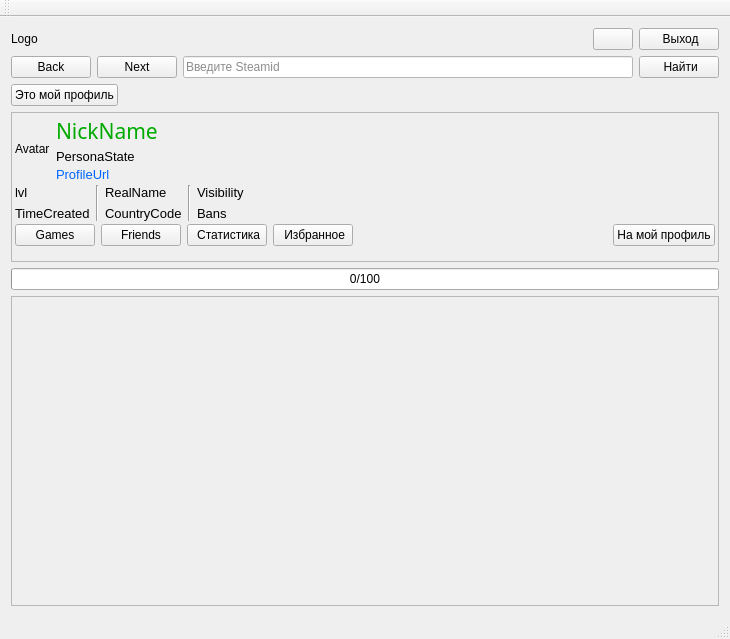
Above: AraSteamManager/mainwindow.ui from Arankir/AraSteamManager before the change. Below: the same form after it.
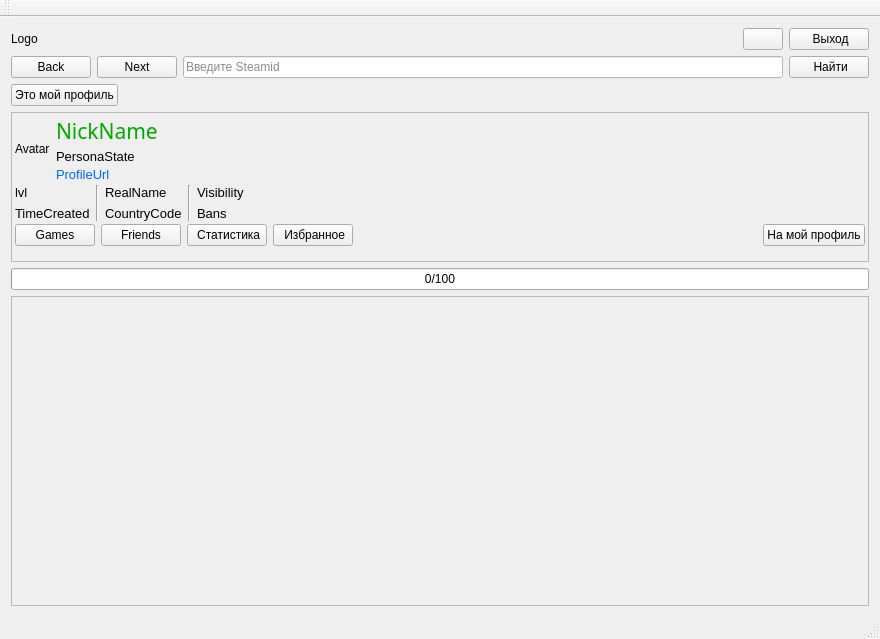
That is the form after the change.

```diff
--- a/AraSteamManager/mainwindow.ui
+++ b/AraSteamManager/mainwindow.ui
@@ -6,7 +6,7 @@
    <rect>
     <x>0</x>
     <y>0</y>
-    <width>730</width>
+    <width>880</width>
     <height>639</height>
    </rect>
   </property>
@@ -141,7 +141,7 @@
         <rect>
          <x>0</x>
          <y>0</y>
-         <width>710</width>
+         <width>860</width>
          <height>150</height>
         </rect>
        </property>
@@ -442,7 +442,7 @@
           <rect>
            <x>0</x>
            <y>0</y>
-           <width>708</width>
+           <width>858</width>
            <height>285</height>
           </rect>
          </property>
```
Left out of the diff: 2 changed lines with no effect on the pictures.
